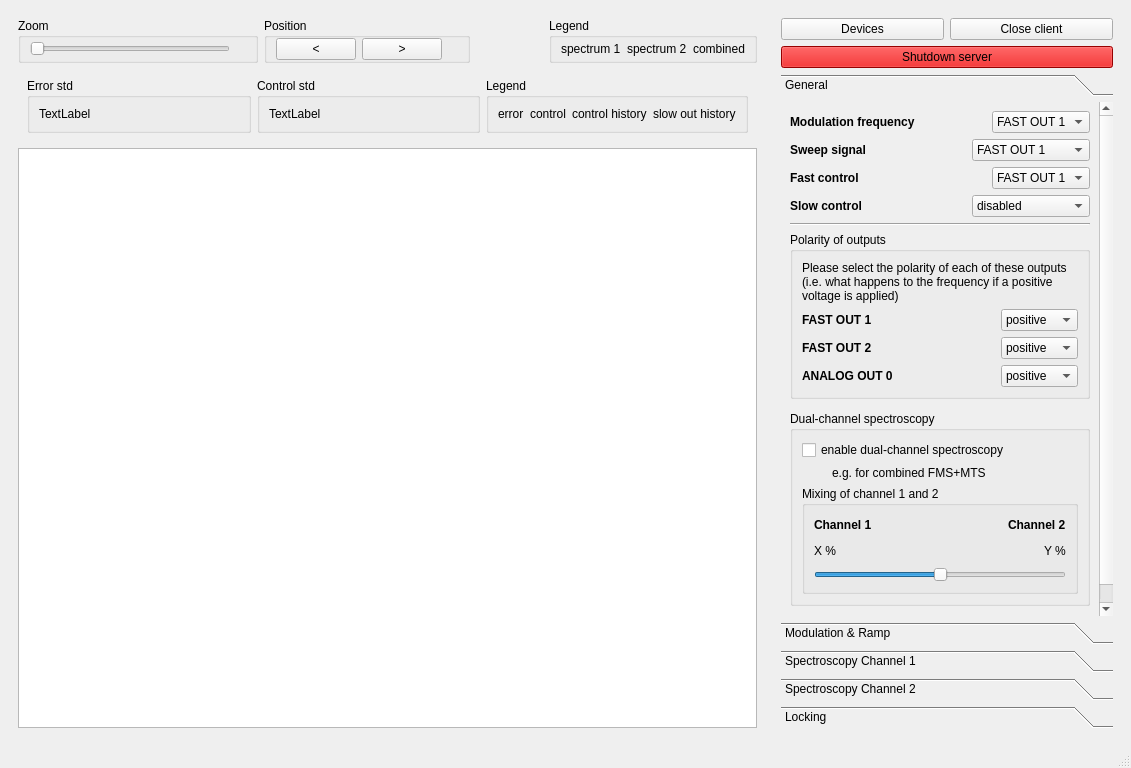
Above: linien/client/ui/main_window.ui from linien-org/linien before the change. Below: the same form after it.
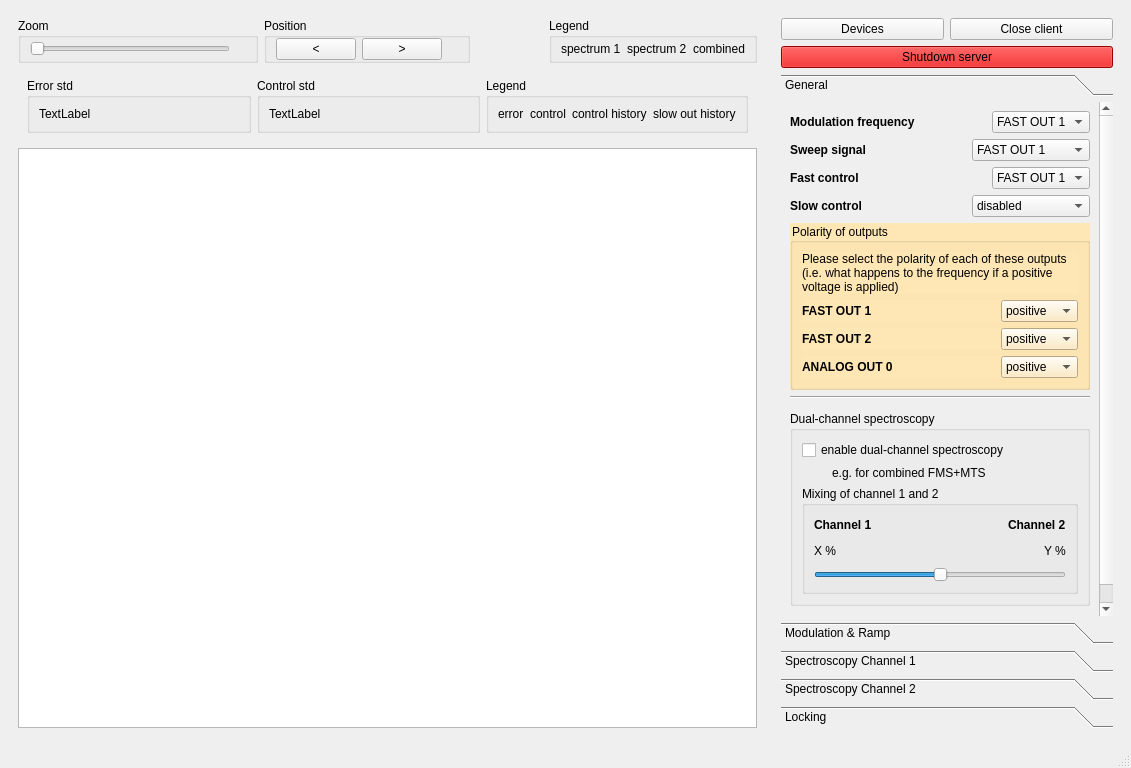
That is the form after the change. Custom widgets are drawn as their Qt base class.

Commit message: just show polarity selector when necessary

The edit to the form file:
```diff
--- a/linien/client/ui/main_window.ui
+++ b/linien/client/ui/main_window.ui
@@ -808,7 +808,7 @@
           <property name="geometry">
            <rect>
             <x>0</x>
-            <y>0</y>
+            <y>-113</y>
             <width>340</width>
             <height>679</height>
            </rect>
@@ -977,14 +977,10 @@
             </layout>
            </item>
            <item>
-            <widget class="Line" name="line">
-             <property name="orientation">
-              <enum>Qt::Horizontal</enum>
+            <widget class="QGroupBox" name="polarity_selector">
+             <property name="styleSheet">
+              <string notr="true">background: #ffe7b5</string>
              </property>
-            </widget>
-           </item>
-           <item>
-            <widget class="QGroupBox" name="groupBox_12">
              <property name="title">
               <string>Polarity of outputs</string>
              </property>
@@ -1158,6 +1154,13 @@
              </layout>
             </widget>
            </item>
+           <item>
+            <widget class="Line" name="line">
+             <property name="orientation">
+              <enum>Qt::Horizontal</enum>
+             </property>
+            </widget>
+           </item>
            <item>
             <widget class="QWidget" name="widget_5" native="true">
              <layout class="QVBoxLayout" name="verticalLayout_8">
```
The commit also changes 1 other file.
